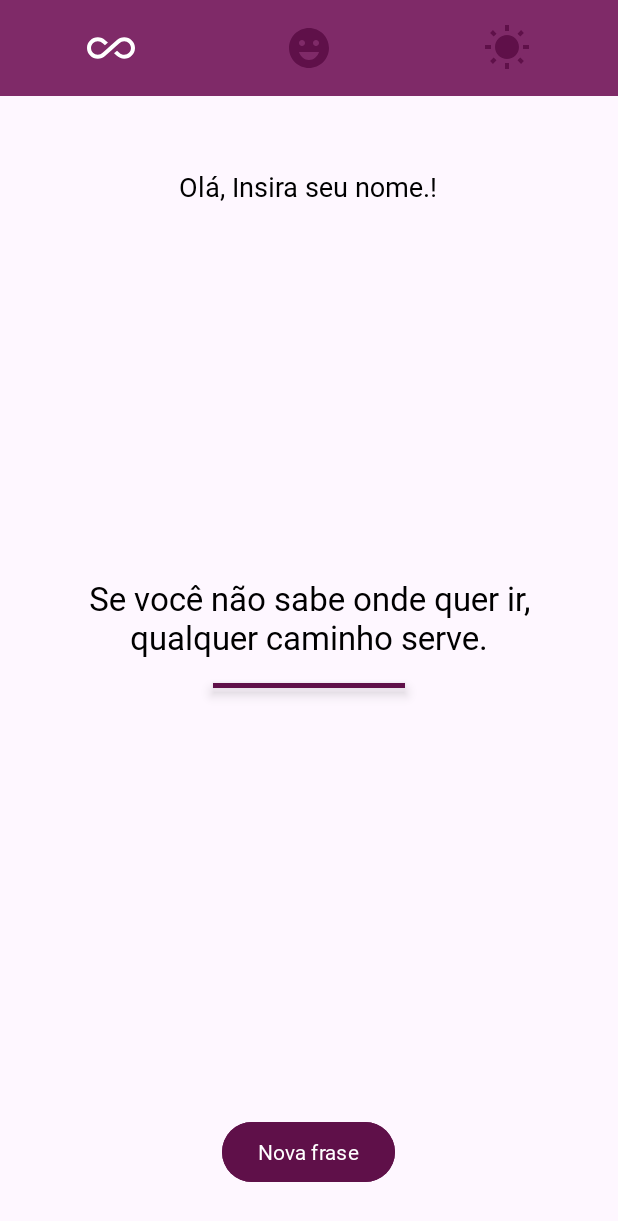
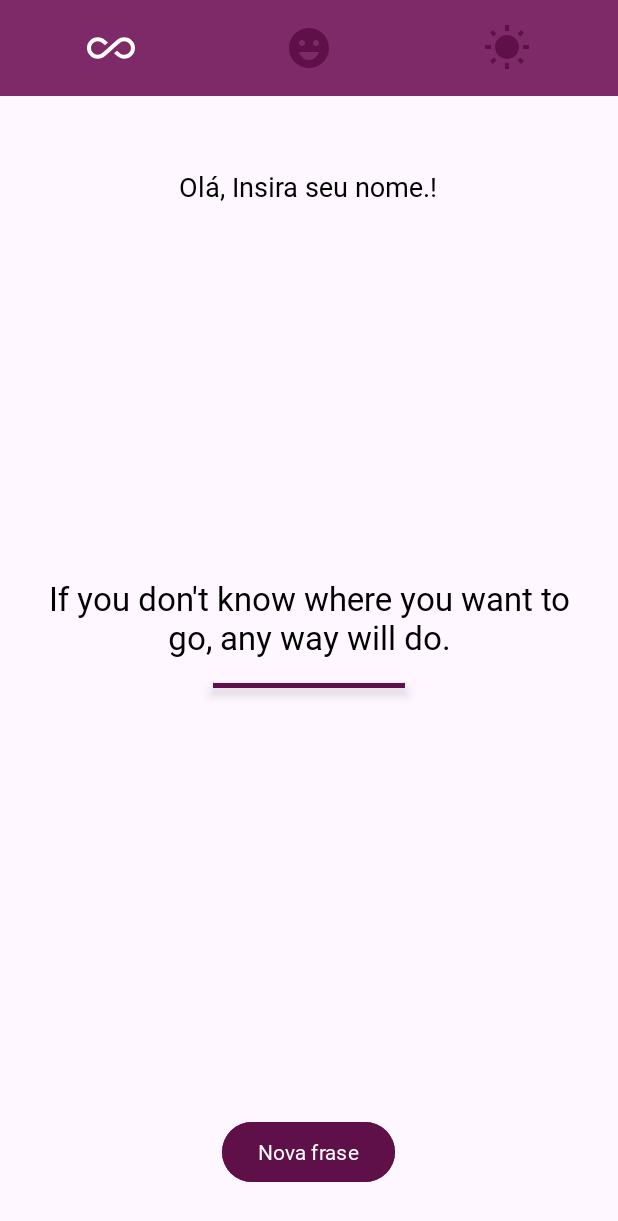
Before and after one commit to victorb132/Motivation, an Android app: the screen it shows after launch (MainActivity), on a phone screen of 412 x 824 dp. Shown: the top 1221 px of the screen. Run offline under Robolectric (Android 15) with nearby library versions, the phone set to English and light mode, and no system bars.

```diff
--- a/app/src/main/java/com/example/motivation/infra/MotivationConstants.kt
+++ b/app/src/main/java/com/example/motivation/infra/MotivationConstants.kt
@@ -16,4 +16,9 @@ class MotivationConstants private constructor() {
         const val SUNNY = 2
     }
 
+    object LANGUAGE {
+        const val PORTUGUESE = "pt"
+        const val ENGLISH = "en"
+        const val FRENCH = "fr"
+    }
 }
--- a/app/src/main/java/com/example/motivation/repository/Mock.kt
+++ b/app/src/main/java/com/example/motivation/repository/Mock.kt
@@ -3,7 +3,7 @@ package com.example.motivation.repository
 import com.example.motivation.infra.MotivationConstants
 import kotlin.random.Random
 
-data class Phrase(val description: String, val category: Int)
+data class Phrase(val description: String, val category: Int, val lang: String)
 
 class Mock {
 
@@ -11,25 +11,105 @@ class Mock {
     private val happy = MotivationConstants.PHRASEFILTER.HAPPY
     private val sunny = MotivationConstants.PHRASEFILTER.SUNNY
 
+    private val langEn = MotivationConstants.LANGUAGE.ENGLISH
+    private val langPt = MotivationConstants.LANGUAGE.PORTUGUESE
+    private val langFr = MotivationConstants.LANGUAGE.FRENCH
+
     private val listPhrases: List<Phrase> = listOf(
-        Phrase("Não sabendo que era impossível, foi lá e fez.", happy),
-        Phrase("Você não é derrotado quando perde, você é derrotado quando desiste!", happy),
-        Phrase("Quando está mais escuro, vemos mais estrelas!", happy),
-        Phrase("Insanidade é fazer sempre a mesma coisa e esperar um resultado diferente.", happy),
-        Phrase("Não pare quando estiver cansado, pare quando tiver terminado.", happy),
-        Phrase("O que você pode fazer agora que tem o maior impacto sobre o seu sucesso?", happy),
-        Phrase("A melhor maneira de prever o futuro é inventá-lo.", sunny),
-        Phrase("Você perde todas as chances que você não aproveita.", sunny),
-        Phrase("Fracasso é o condimento que dá sabor ao sucesso.", sunny),
-        Phrase(" Enquanto não estivermos comprometidos, haverá hesitação!", sunny),
-        Phrase("Se você não sabe onde quer ir, qualquer caminho serve.", sunny),
-        Phrase("Se você acredita, faz toda a diferença.", sunny),
-        Phrase("Riscos devem ser corridos, porque o maior perigo é não arriscar nada!", sunny)
+        Phrase("Não sabendo que era impossível, foi lá e fez.", happy, langPt),
+        Phrase(
+            "Você não é derrotado quando perde, você é derrotado quando desiste!",
+            happy,
+            langPt
+        ),
+        Phrase("Quando está mais escuro, vemos mais estrelas!", happy, langPt),
+        Phrase(
+            "Insanidade é fazer sempre a mesma coisa e esperar um resultado diferente.",
+            happy,
+            langPt
+        ),
+        Phrase("Não pare quando estiver cansado, pare quando tiver terminado.", happy, langPt),
+        Phrase(
+            "O que você pode fazer agora que tem o maior impacto sobre o seu sucesso?",
+            happy,
+            langPt
+        ),
+        Phrase("A melhor maneira de prever o futuro é inventá-lo.", sunny, langPt),
+        Phrase("Você perde todas as chances que você não aproveita.", sunny, langPt),
+        Phrase("Fracasso é o condimento que dá sabor ao sucesso.", sunny, langPt),
+        Phrase(" Enquanto não estivermos comprometidos, haverá hesitação!", sunny, langPt),
+        Phrase("Se você não sabe onde quer ir, qualquer caminho serve.", sunny, langPt),
+        Phrase("Se você acredita, faz toda a diferença.", sunny, langPt),
+        Phrase(
+            "Riscos devem ser corridos, porque o maior perigo é não arriscar nada!",
+            sunny,
+            langPt
+        ),
+        Phrase("Not knowing it was impossible, he went there and did it.", happy, langEn),
+        Phrase(
+            "You are not defeated when you lose, you are defeated when you give up!",
+            happy,
+            langEn
+        ),
+        Phrase("When it's darker, we see more stars!", happy, langEn),
+        Phrase(
+            "Insanity is always doing the same thing and expecting a different result.",
+            happy,
+            langEn
+        ),
+        Phrase("Don't stop when you're tired, stop when you're done.", happy, langEn),
+        Phrase("What can you do now that has the biggest impact on your success?", happy, langEn),
+        Phrase("The best way to predict the future is to invent it.", sunny, langEn),
+        Phrase("You lose every chance you don't take.", sunny, langEn),
+        Phrase("Failure is the spice that flavors success.", sunny, langEn),
+        Phrase(" As long as we are not committed, there will be hesitation!", sunny, langEn),
+        Phrase("If you don't know where you want to go, any way will do.", sunny, langEn),
+        Phrase("If you believe, it makes all the difference.", sunny, langEn),
+        Phrase(
+            "Risks must be taken, because the greatest danger is not risking anything!",
+            sunny,
+            langEn
+        ),
+        Phrase("Ne sachant pas que c'était impossible, il y est allé et l'a fait.", happy, langFr),
+        Phrase(
+            "Tu n'es pas vaincu quand tu perds, tu es vaincu quand tu abandonnes!",
+            happy,
+            langFr
+        ),
+        Phrase("Quand il fait plus sombre, on voit plus d'étoiles!", happy, langFr),
+        Phrase(
+            "La folie, c'est toujours faire la même chose et s'attendre à un résultat différent.",
+            happy,
+            langFr
+        ),
+        Phrase("Ne t'arrête pas quand tu es fatigué, arrête quand tu as fini.", happy, langFr),
+        Phrase(
+            "Que pouvez-vous faire maintenant qui a le plus grand impact sur votre succès?",
+            happy,
+            langFr
+        ),
+        Phrase("La meilleure façon de prédire l'avenir est de l'inventer.", sunny, langFr),
+        Phrase("Vous perdez toutes les chances que vous ne prenez pas.", sunny, langFr),
+        Phrase("L'échec est l'épice qui parfume le succès.", sunny, langFr),
+        Phrase("Tant qu'on n'est pas engagé, il y aura des hésitations!", sunny, langFr),
+        Phrase(
+            "Si vous ne savez pas où vous voulez aller, n'importe quoi fera l'affaire.",
+            sunny,
+            langFr
+        ),
+        Phrase("Si vous croyez, cela fait toute la différence.", sunny, langFr),
+        Phrase(
+            "Il faut prendre des risques, car le plus grand danger est de ne rien risquer!",
+            sunny,
+            langFr
+        )
     )
 
     // Obtém frase aleatória de acordo com o filtro
-    fun getPhrase(value: Int): String {
-        val filtered = listPhrases.filter { (it.category == value || value == all) }
+    fun getPhrase(value: Int, lang: String): String {
+        val filtered = listPhrases.filter {
+            (it.category == value || value == all) && it.lang == lang
+        }
 
         // Número aleatório de 0 ao tamanho da lista retornada do filtro
         val rand = Random.nextInt(filtered.size)
--- a/app/src/main/java/com/example/motivation/ui/MainActivity.kt
+++ b/app/src/main/java/com/example/motivation/ui/MainActivity.kt
@@ -10,6 +10,7 @@ import com.example.motivation.databinding.ActivityMainBinding
 import com.example.motivation.infra.MotivationConstants
 import com.example.motivation.infra.SecurityPreferences
 import com.example.motivation.repository.Mock
+import java.util.Locale
 
 class MainActivity : AppCompatActivity(), View.OnClickListener {
 
@@ -95,7 +96,7 @@ class MainActivity : AppCompatActivity(), View.OnClickListener {
      * Atualiza frase de motivação
      * */
     private fun refreshPhrase() {
-        binding.textPhrase.text = mock.getPhrase(filter)
+        binding.textPhrase.text = mock.getPhrase(filter, Locale.getDefault().language)
     }
 
     /**
--- a/app/src/main/res/values/strings.xml
+++ b/app/src/main/res/values/strings.xml
@@ -9,6 +9,7 @@
     <string name="phrases_all">Todas as frases</string>
     <string name="phrases_motivation">Frases de motivação</string>
     <string name="phrases_morning">Frases para manhã</string>
+    <string name="hello">Olá</string>
 
     <string name="validation_mandatory_name">Informe seu nome.</string>
 </resources>
```
Also changed, not shown: 2 other files.
